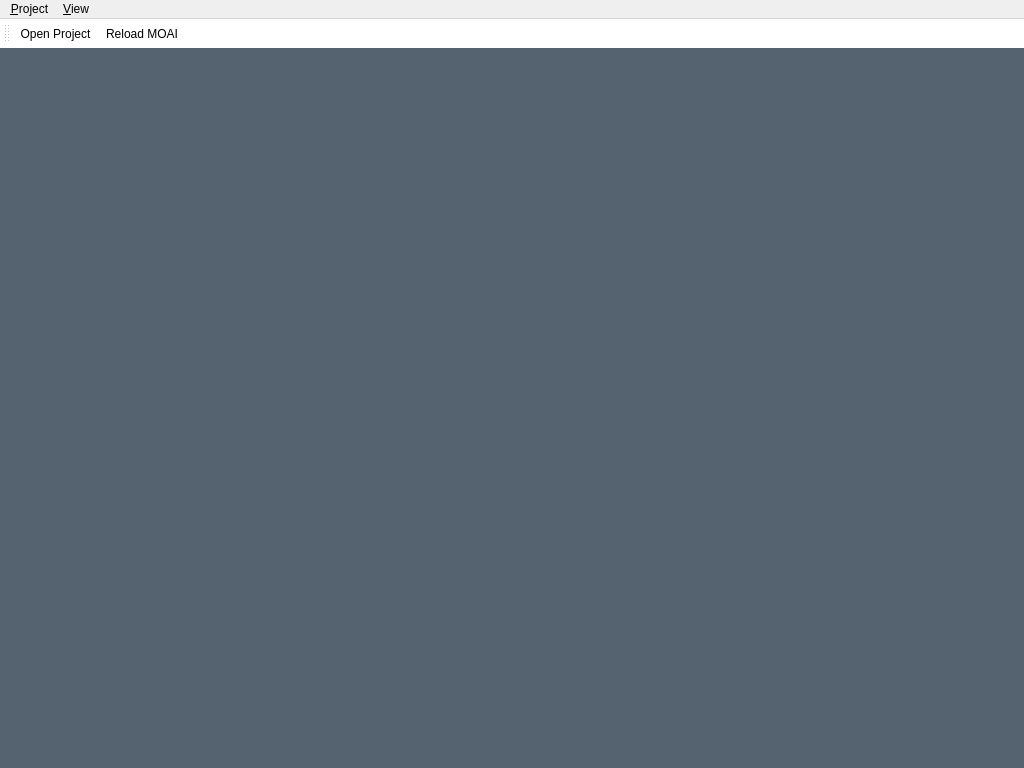
Qt form resources/ui/mainwindow.ui (RazielSun/MOAIEditor) before a commit.
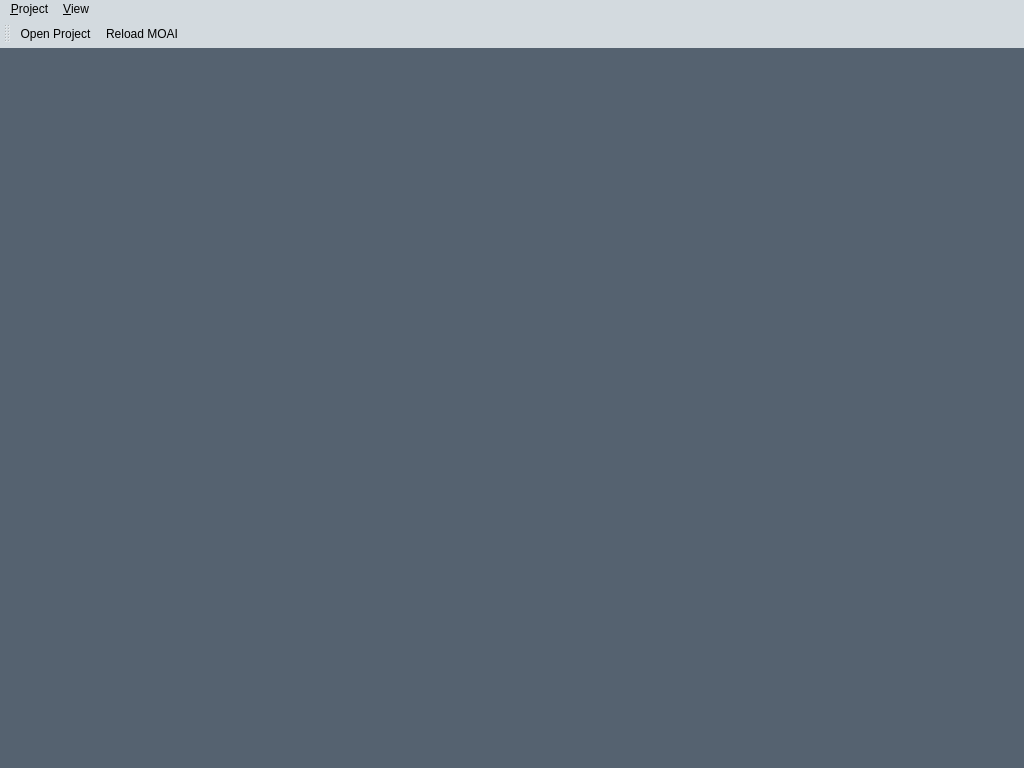
The same form after that commit. Icons and pictures are not drawn.

Diff of the .ui file:
```diff
--- a/resources/ui/mainwindow.ui
+++ b/resources/ui/mainwindow.ui
@@ -22,6 +22,14 @@
   <property name="styleSheet">
    <string notr="true">#centralwidget {
 background-color:#556270;
+}
+#menuBar, #menuProject, #menuView {
+background-color: #D3DADF;
+border: 0px;
+}
+#toolBar {
+background-color: #D3DADF;
+border: 0px;
 }</string>
   </property>
   <widget class="QWidget" name="centralwidget"/>
@@ -31,7 +39,7 @@
      <x>0</x>
      <y>0</y>
      <width>1024</width>
-     <height>22</height>
+     <height>19</height>
     </rect>
    </property>
    <widget class="QMenu" name="menuProject">
@@ -58,10 +66,7 @@
     <bool>false</bool>
    </property>
    <property name="styleSheet">
-    <string notr="true">#toolBar {
-background-color: white;
-border: 0px;
-}</string>
+    <string notr="true"/>
    </property>
    <attribute name="toolBarArea">
     <enum>TopToolBarArea</enum>
```
